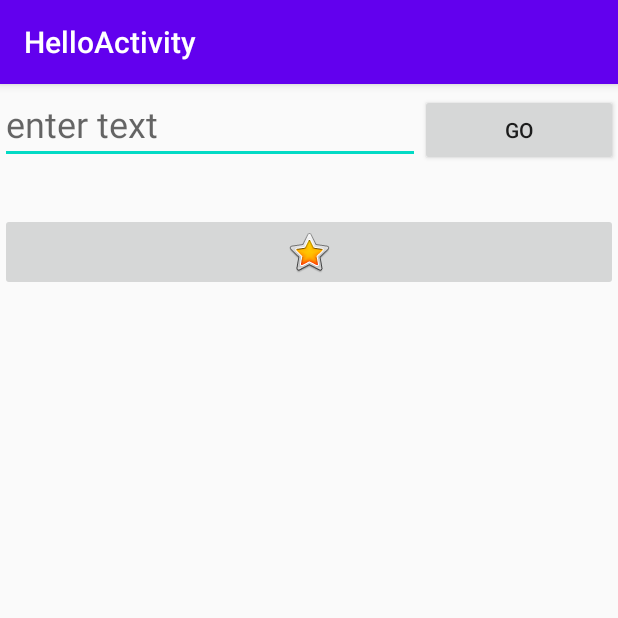
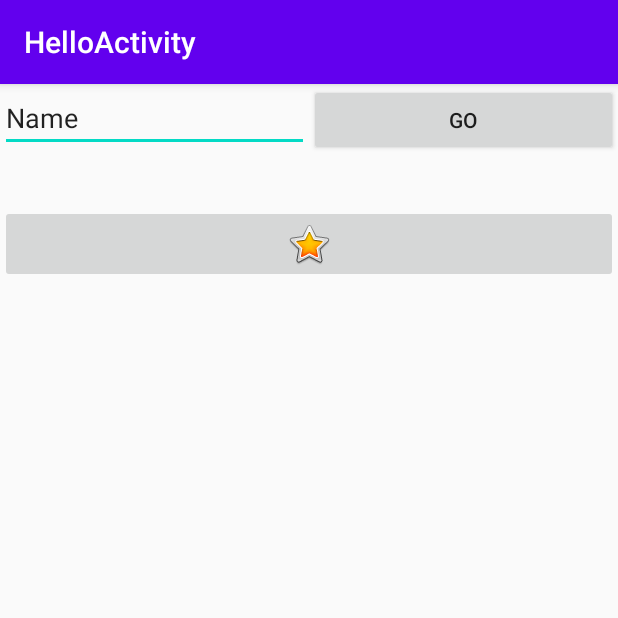
Before and after one commit to Serggithub777/android-basic-level, an Android app: the screen it shows after launch (MainActivity), on a phone screen of 412 x 824 dp, the top half of it. Run offline under Robolectric (Android 15) with nearby library versions, the phone set to English and light mode, and no system bars.

Commit message:
Change Main_Activity

```diff
--- a/Lesson_1/HelloActivity/app/src/main/java/com/example/helloactivity/MainActivity.java
+++ b/Lesson_1/HelloActivity/app/src/main/java/com/example/helloactivity/MainActivity.java
@@ -2,15 +2,34 @@ package com.example.helloactivity;
 
 import androidx.appcompat.app.AppCompatActivity;
 
+import android.annotation.SuppressLint;
 import android.os.Bundle;
+import android.view.View;
+import android.widget.Button;
+import android.widget.EditText;
+import android.widget.TextView;
 
 public class MainActivity extends AppCompatActivity {
+    private EditText enterText;
+    private TextView textOut;
 
     @Override
     protected void onCreate(Bundle savedInstanceState) {
         super.onCreate(savedInstanceState);
         setContentView(R.layout.activity_main);
 
+        enterText = findViewById(R.id.editTextEnter);
+        textOut = findViewById(R.id.textViewOut);
+
+        Button buttonGo = findViewById(R.id.buttonGo);
+        buttonGo.setOnClickListener(new View.OnClickListener() {
+            @Override
+            public void onClick(View v) {
+
+                String str = enterText.getText().toString();
+                textOut.setText(str);
+            }
+        });
 
     }
 }
--- a/Lesson_1/HelloActivity/app/src/main/res/layout/activity_main.xml
+++ b/Lesson_1/HelloActivity/app/src/main/res/layout/activity_main.xml
@@ -12,14 +12,13 @@
         android:layout_height="wrap_content">
 
         <EditText
-            android:id="@+id/editInputText"
-            android:layout_width="wrap_content"
+            android:id="@+id/editTextEnter"
+            android:layout_width="0dp"
             android:layout_height="wrap_content"
+            android:layout_weight="1"
             android:ems="10"
             android:inputType="textPersonName"
-            android:text="@string/editInputText"
-            android:hint="@string/hint_edit_input_text"
-            android:textSize="24sp" />
+            android:text="@string/editTextEnter" />
 
         <Button
             android:id="@+id/buttonGo"
@@ -40,7 +39,7 @@
             android:layout_width="0dp"
             android:layout_height="match_parent"
             android:layout_weight="1"
-            android:text="@string/textViewOut"
+            android:text=""
             android:textSize="24sp" />
 
     </LinearLayout>
--- a/Lesson_1/HelloActivity/app/src/main/res/values/strings.xml
+++ b/Lesson_1/HelloActivity/app/src/main/res/values/strings.xml
@@ -4,4 +4,5 @@
     <string name="hint_edit_input_text">enter text</string>
     <string name="buttonGo">go</string>
     <string name="textViewOut" />
+    <string name="editTextEnter">Name</string>
 </resources>
```
